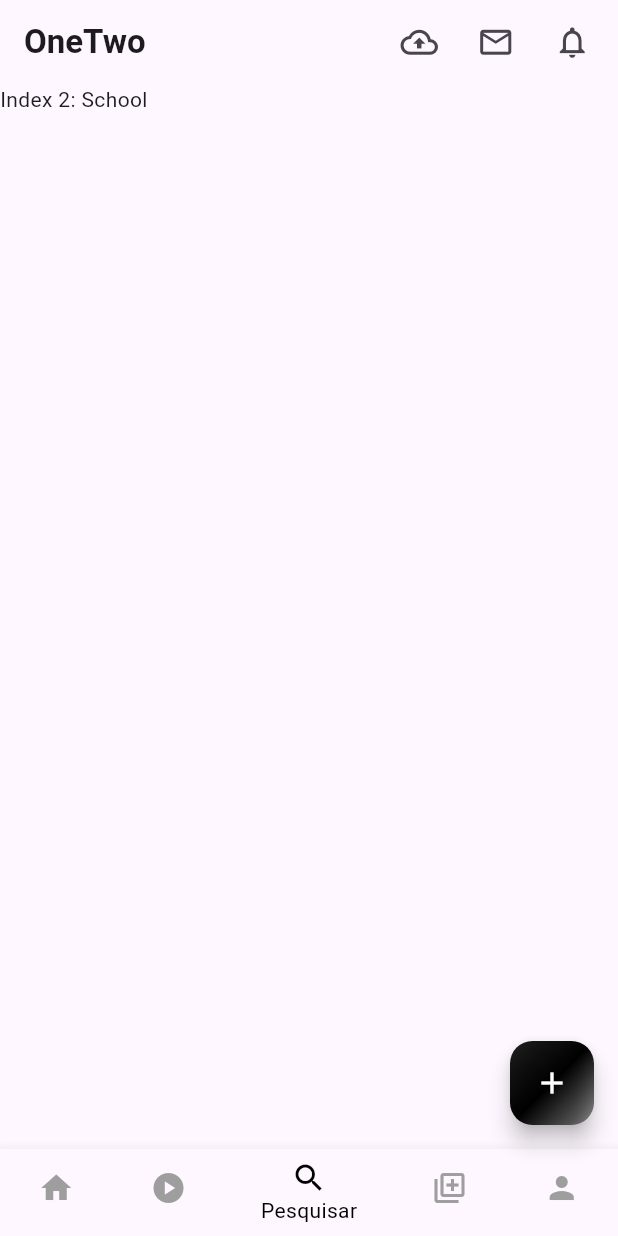
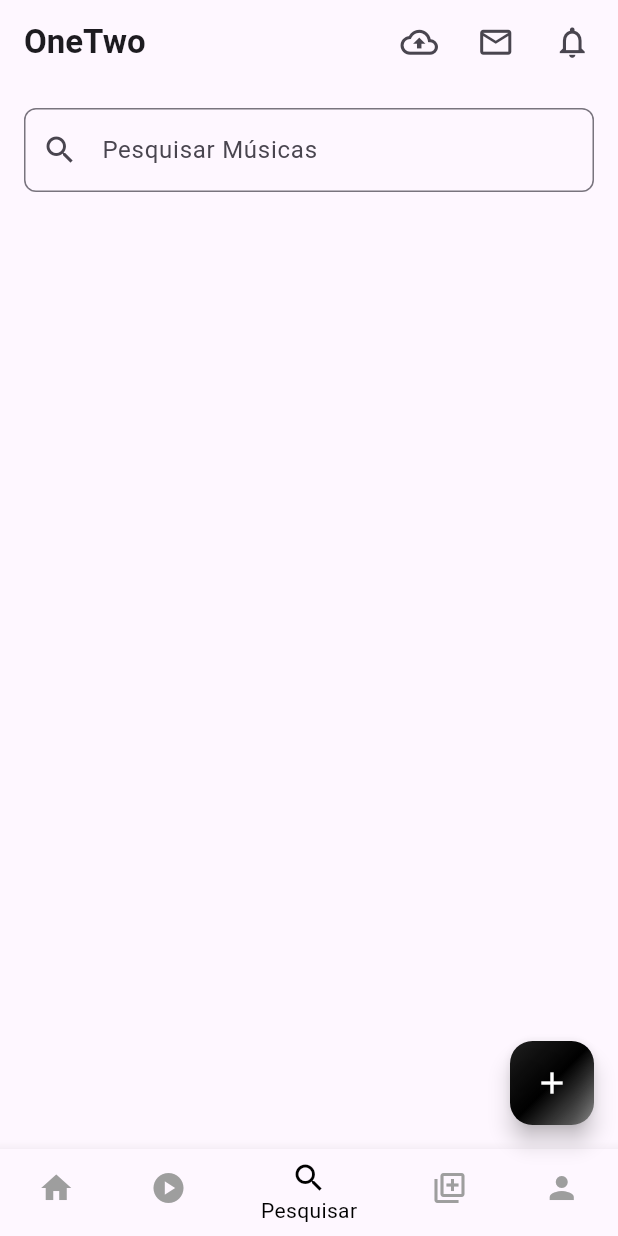
Before and after one commit to LucianoFraga27/st-mic-one-two, a Flutter app: the screen it shows after launch, item 3 of the bottom bar chosen, on a phone screen of 412 x 824 dp. Run offline on Flutter 3.47's test engine with Material 3 defaults, Android fonts, the phone set to English and light mode, and no system bars.

Commit message:
Tela de pesquisa

```diff
--- a/lib/view/pages/modal_page.dart
+++ b/lib/view/pages/modal_page.dart
@@ -2,6 +2,7 @@ import 'package:flutter/material.dart';
 import 'package:mic_check_one_two/view/pages/home_page.dart';
 import 'package:mic_check_one_two/view/pages/meuperfil_page.dart';
 import 'package:mic_check_one_two/view/pages/musicas_page.dart';
+import 'package:mic_check_one_two/view/pages/pesquisa_page.dart';
 import 'package:mic_check_one_two/view/theme.dart';
 import 'package:mic_check_one_two/view/widgets/app_bar.dart';
 
@@ -80,9 +81,7 @@ int _selectedIndex = 0;
 List<Widget> _pages = <Widget>[
   const HomePage(),
   MusicasPage(),
-  Text(
-    'Index 2: School',
-  ),
+  PesquisaMusicaPage(),
   Text(
     'Index 3: Settings',
   ),
--- a/lib/view/pages/musicas_page.dart
+++ b/lib/view/pages/musicas_page.dart
@@ -101,7 +101,7 @@ class _MusicasPageState extends State<MusicasPage> {
           separatorBuilder: (context, index) => const SizedBox(height: 20),
           shrinkWrap: true,
           physics: NeverScrollableScrollPhysics(),
-          itemCount: 10, // O número de cartões de música que você deseja criar
+          itemCount: 10,
           itemBuilder: (context, index) {
             return CardMusica();
           },
--- /dev/null
+++ b/lib/view/pages/pesquisa_page.dart
@@ -0,0 +1,61 @@
+import 'package:flutter/material.dart';
+
+class PesquisaMusicaPage extends StatefulWidget {
+  @override
+  _PesquisaMusicaPageState createState() => _PesquisaMusicaPageState();
+}
+
+class _PesquisaMusicaPageState extends State<PesquisaMusicaPage> {
+  TextEditingController _searchController = TextEditingController();
+
+  @override
+  Widget build(BuildContext context) {
+    return Padding(
+      padding: const EdgeInsets.all(16.0),
+      child: Column(
+        children: [
+          _buildSearchField(),
+          SizedBox(height: 16),
+          _buildSearchResults(),
+        ],
+      ),
+    );
+  }
+
+  Widget _buildSearchField() {
+    return TextField(
+      controller: _searchController,
+      decoration: InputDecoration(
+        labelText: 'Pesquisar Músicas',
+        hintText: 'Digite o nome da música ou artista',
+        prefixIcon: Icon(Icons.search),
+        border: OutlineInputBorder(
+          borderRadius: BorderRadius.circular(8.0),
+        ),
+        focusedBorder: OutlineInputBorder(
+          borderSide:
+              const BorderSide(color: Colors.black), // Cor preta quando focado
+          borderRadius: BorderRadius.circular(8.0),
+        ),
+      ),
+      onChanged: (query) {},
+    );
+  }
+
+  Widget _buildSearchResults() {
+    // return ListView.builder(
+    //   itemCount: searchResults.length,
+    //   itemBuilder: (context, index) {
+    //     return ListTile(
+    //       title: Text(searchResults[index].title),
+    //       subtitle: Text(searchResults[index].artist),
+    //       onTap: () {
+    //         // Adicione ação para abrir detalhes da música quando clicada.
+    //       },
+    //     );
+    //   },
+    // );
+
+    return Container();
+  }
+}
```
Also changed, not shown: lib/view/widgets/card_music.dart (+6 -1 lines), lib/view/widgets/curtidas_widget.dart (+6 -1 lines), lib/view/widgets/destaque_widget.dart (+19 -22 lines), lib/view/widgets/dialog_play_music.dart (+29 -14 lines).
